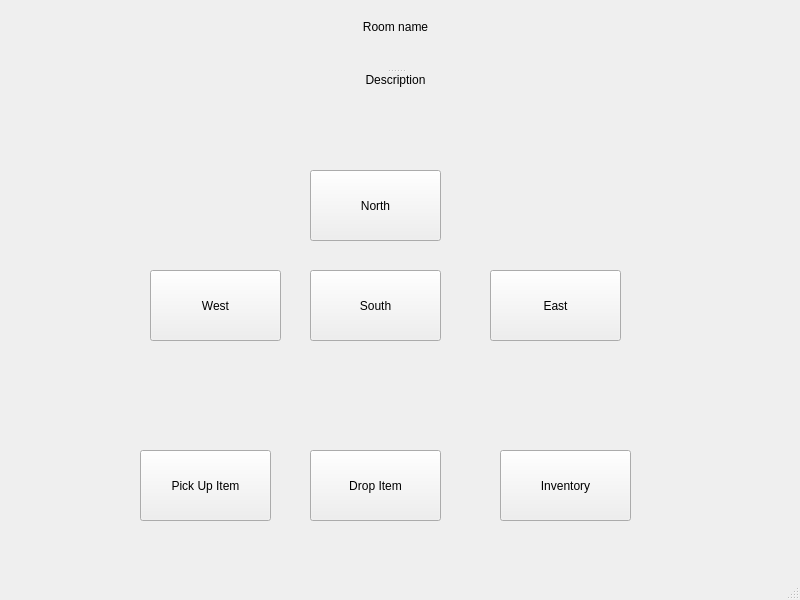
rglackin/zorkproject, file mainwindow.ui: the form before one commit.
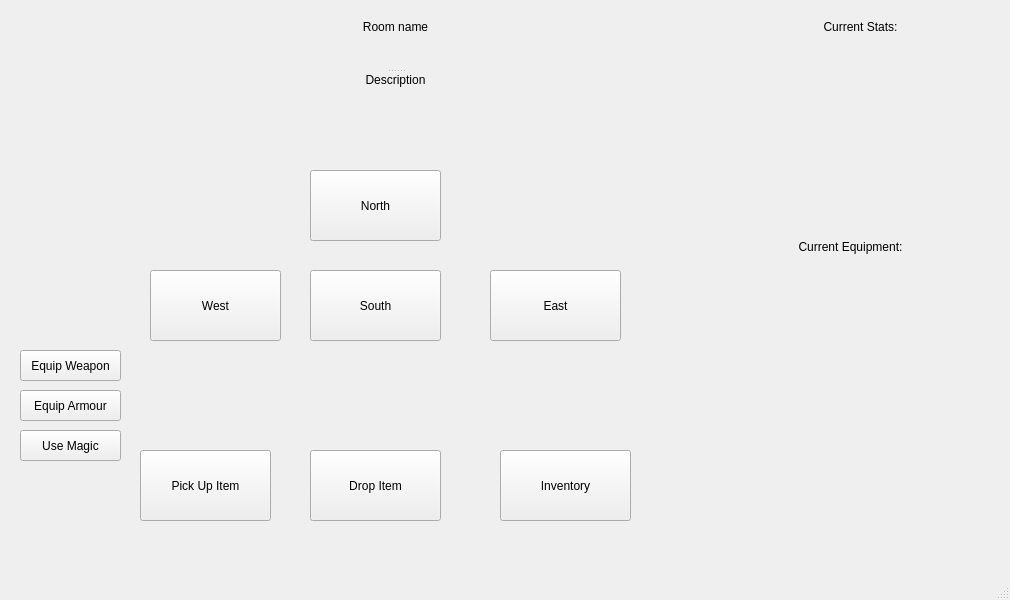
The form after the commit.

What changed in the file:
```diff
--- a/mainwindow.ui
+++ b/mainwindow.ui
@@ -6,7 +6,7 @@
    <rect>
     <x>0</x>
     <y>0</y>
-    <width>800</width>
+    <width>1010</width>
     <height>600</height>
    </rect>
   </property>
@@ -165,6 +165,83 @@
      </property>
     </widget>
    </widget>
+   <widget class="QPushButton" name="btnWeapon">
+    <property name="geometry">
+     <rect>
+      <x>20</x>
+      <y>350</y>
+      <width>101</width>
+      <height>31</height>
+     </rect>
+    </property>
+    <property name="text">
+     <string>Equip Weapon</string>
+    </property>
+   </widget>
+   <widget class="QPushButton" name="btnArmour">
+    <property name="geometry">
+     <rect>
+      <x>20</x>
+      <y>390</y>
+      <width>101</width>
+      <height>31</height>
+     </rect>
+    </property>
+    <property name="text">
+     <string>Equip Armour</string>
+    </property>
+   </widget>
+   <widget class="QPushButton" name="btnMagic">
+    <property name="geometry">
+     <rect>
+      <x>20</x>
+      <y>430</y>
+      <width>101</width>
+      <height>31</height>
+     </rect>
+    </property>
+    <property name="text">
+     <string>Use Magic</string>
+    </property>
+   </widget>
+   <widget class="QLabel" name="lblStats">
+    <property name="geometry">
+     <rect>
+      <x>730</x>
+      <y>20</y>
+      <width>261</width>
+      <height>48</height>
+     </rect>
+    </property>
+    <property name="text">
+     <string>Current Stats:</string>
+    </property>
+    <property name="alignment">
+     <set>Qt::AlignHCenter|Qt::AlignTop</set>
+    </property>
+    <property name="wordWrap">
+     <bool>true</bool>
+    </property>
+   </widget>
+   <widget class="QLabel" name="lblEquip">
+    <property name="geometry">
+     <rect>
+      <x>720</x>
+      <y>240</y>
+      <width>261</width>
+      <height>48</height>
+     </rect>
+    </property>
+    <property name="text">
+     <string>Current Equipment:</string>
+    </property>
+    <property name="alignment">
+     <set>Qt::AlignHCenter|Qt::AlignTop</set>
+    </property>
+    <property name="wordWrap">
+     <bool>true</bool>
+    </property>
+   </widget>
   </widget>
   <widget class="QStatusBar" name="statusbar"/>
  </widget>
```
